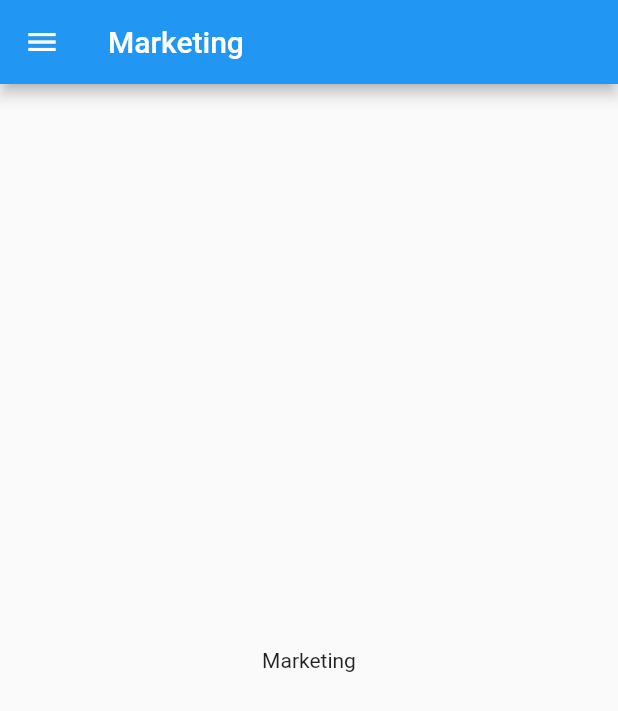
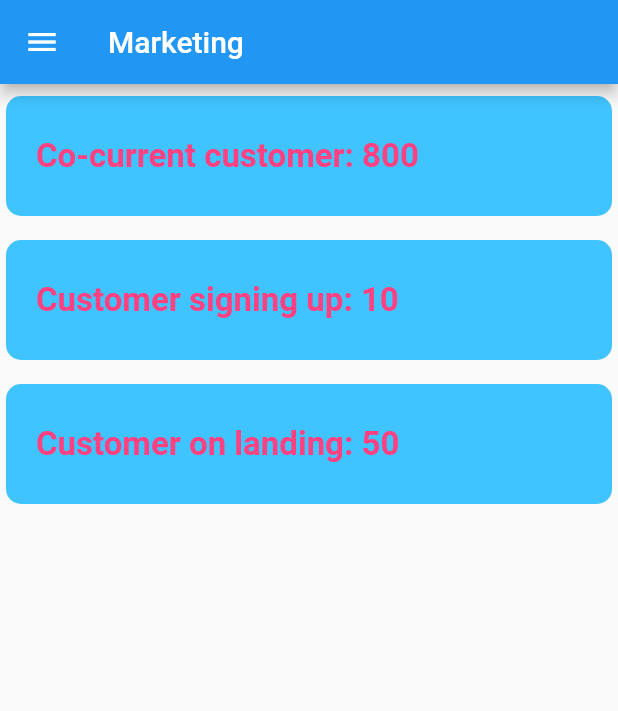
Before and after one commit to hank-the-tank/statistics_app, a Flutter app: the Marketing screen opened by its route, on a phone screen of 412 x 824 dp. Shown: the top 711 px of the screen. Run offline on Flutter 3.47's test engine with Material 2 defaults, Android fonts, the light colour scheme and no system bars; our stand-ins replace fl_chart, font_awesome_flutter.

Commit message:
add content to marketing page

```diff
--- /dev/null
+++ b/lib/components/state_bar/view/state_bar.dart
@@ -0,0 +1,45 @@
+import 'package:flutter/material.dart';
+
+class StateBar extends StatelessWidget {
+  StateBar({@required this.colour, this.label, this.quantity});
+
+  final Color colour;
+  final String label;
+  final String quantity;
+
+  @override
+  Widget build(BuildContext context) {
+    return GestureDetector(
+      child: Container(
+        margin: EdgeInsets.symmetric(vertical: 8.0, horizontal: 4.0),
+        padding: EdgeInsets.symmetric(vertical: 4.0, horizontal: 20.0),
+        decoration: BoxDecoration(
+          color: colour,
+          borderRadius: BorderRadius.circular(10.0),
+        ),
+        height: 80.0,
+        child: Row(
+          mainAxisAlignment: MainAxisAlignment.start,
+          children: <Widget>[
+            Text(
+              label + ": ",
+              style: TextStyle(
+                color: Colors.pinkAccent,
+                fontSize: 22.0,
+                fontWeight: FontWeight.bold,
+              ),
+            ),
+            Text(
+              quantity,
+              style: TextStyle(
+                color: Colors.pinkAccent,
+                fontSize: 22.0,
+                fontWeight: FontWeight.bold,
+              ),
+            ),
+          ],
+        ),
+      ),
+    );
+  }
+}
--- a/lib/marketing/view/marketing.dart
+++ b/lib/marketing/view/marketing.dart
@@ -1,18 +1,34 @@
 import 'package:flutter/material.dart';
 import 'package:statisticsapp/components/side_menu/view/side_menu.dart';
+import 'package:statisticsapp/components/state_bar/view/state_bar.dart';
 
 class Marketing extends StatelessWidget {
   static const String id = 'marketing';
   @override
   Widget build(BuildContext context) {
     return Scaffold(
-      appBar: AppBar(
-        title: Text("Marketing"),
-      ),
-      drawer: SideMenu(),
-      body: Center(
-        child: Text("Marketing"),
-      ),
-    );
+        appBar: AppBar(
+          title: Text("Marketing"),
+        ),
+        drawer: SideMenu(),
+        body: Column(
+          children: [
+            StateBar(
+              colour: Colors.lightBlueAccent,
+              label: "Co-current customer",
+              quantity: "800",
+            ),
+            StateBar(
+              colour: Colors.lightBlueAccent,
+              label: "Customer signing up",
+              quantity: "10",
+            ),
+            StateBar(
+              colour: Colors.lightBlueAccent,
+              label: "Customer on landing",
+              quantity: "50",
+            ),
+          ],
+        ));
   }
 }
```
